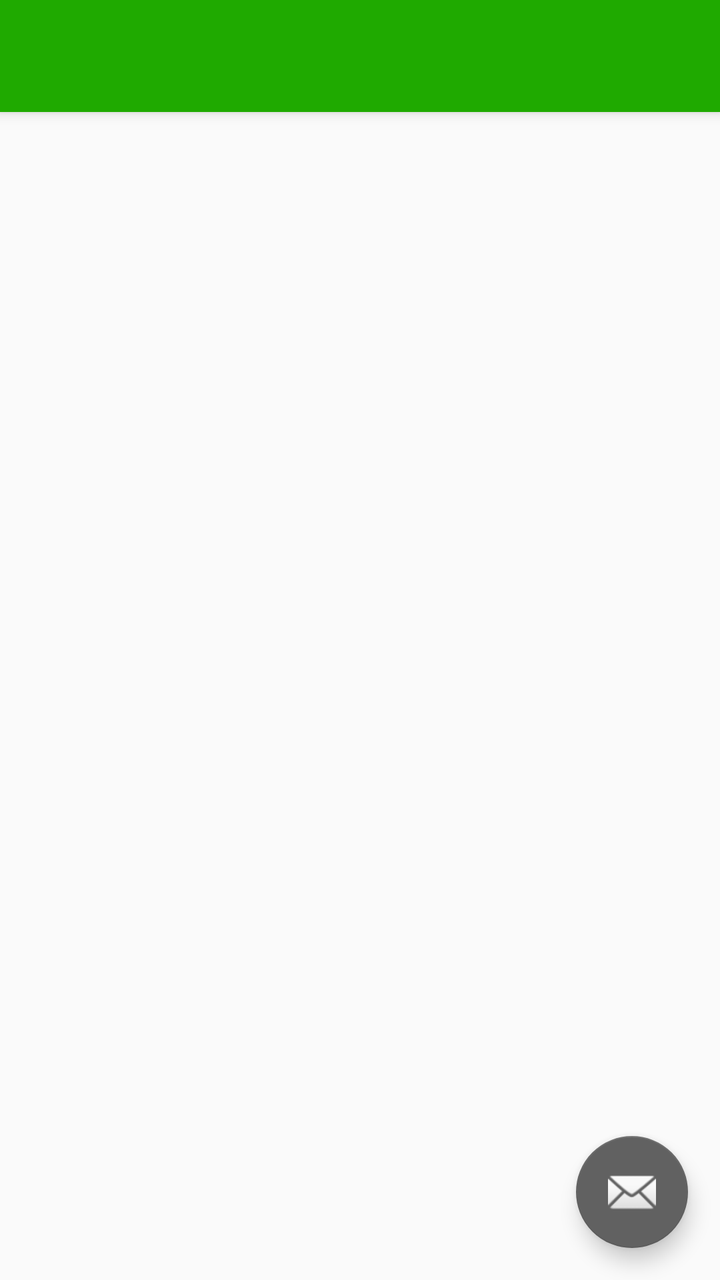
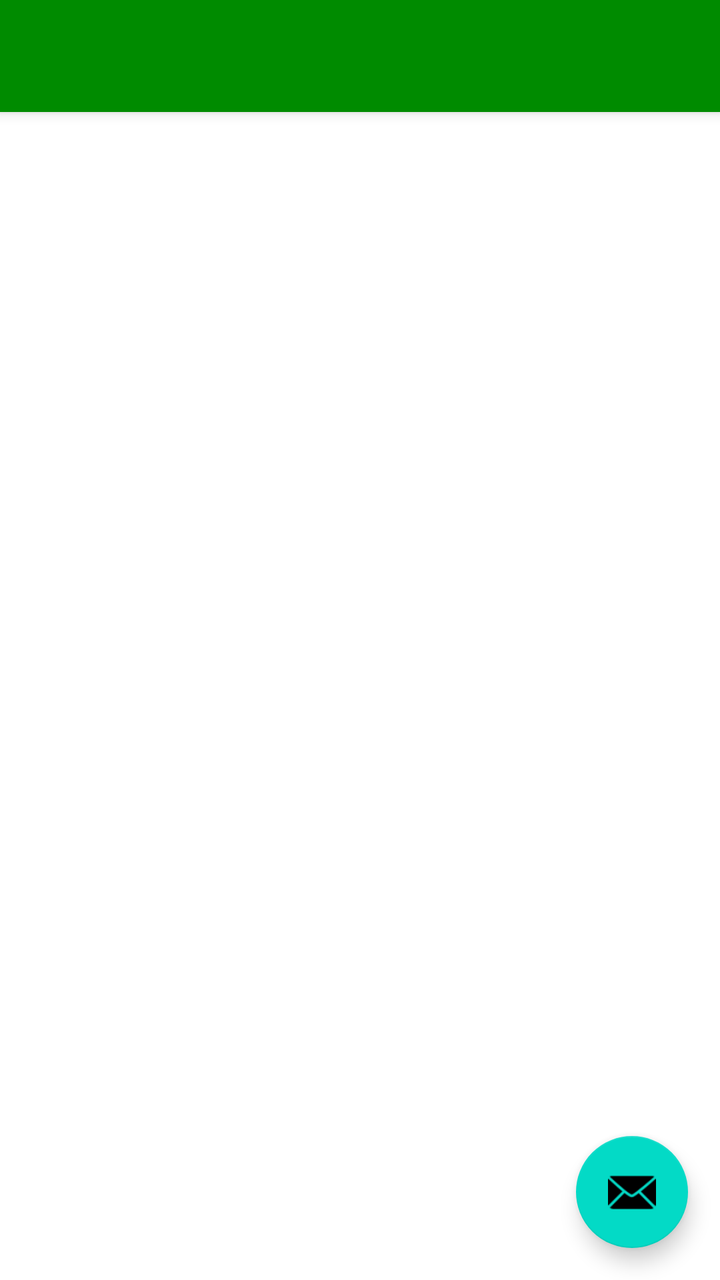

Screens rendered from an Android XML layout before and after an edit, with the pre-edit source and the edit as a unified diff.
<!-- AndroidManifest.xml: application theme AppTheme -->
<!-- res/layout/activity_nav_drawer.xml -->
<?xml version="1.0" encoding="utf-8"?>
<android.support.v4.widget.DrawerLayout xmlns:android="http://schemas.android.com/apk/res/android"
    xmlns:app="http://schemas.android.com/apk/res-auto"
    xmlns:tools="http://schemas.android.com/tools"
    android:id="@+id/drawer_layout"
    android:layout_width="match_parent"
    android:layout_height="match_parent"
    android:fitsSystemWindows="true"
    tools:openDrawer="start">

    <include
        layout="@layout/app_bar_nav_drawer"
        android:layout_width="match_parent"
        android:layout_height="match_parent" />

    <android.support.design.widget.NavigationView
        android:id="@+id/nav_view"
        android:layout_width="wrap_content"
        android:layout_height="match_parent"
        android:layout_gravity="start"
        android:fitsSystemWindows="true"
        app:headerLayout="@layout/nav_header_nav_drawer"
        app:menu="@menu/activity_nav_drawer_drawer" />

</android.support.v4.widget.DrawerLayout>
<!-- res/layout/app_bar_nav_drawer.xml (included above) -->
<?xml version="1.0" encoding="utf-8"?>
<android.support.design.widget.CoordinatorLayout xmlns:android="http://schemas.android.com/apk/res/android"
    xmlns:app="http://schemas.android.com/apk/res-auto"
    xmlns:tools="http://schemas.android.com/tools"
    android:layout_width="match_parent"
    android:layout_height="match_parent"
    tools:context=".NavDrawer">

    <android.support.design.widget.AppBarLayout
        android:layout_width="match_parent"
        android:layout_height="wrap_content"
        android:theme="@style/AppTheme.AppBarOverlay">

        <android.support.v7.widget.Toolbar
            android:id="@+id/toolbar"
            android:layout_width="match_parent"
            android:layout_height="?attr/actionBarSize"
            android:background="?attr/colorPrimary"
            app:popupTheme="@style/AppTheme.PopupOverlay" />

    </android.support.design.widget.AppBarLayout>

    <include layout="@layout/content_nav_drawer" />

    <android.support.design.widget.FloatingActionButton
        android:id="@+id/fab"
        android:layout_width="wrap_content"
        android:layout_height="wrap_content"
        android:layout_gravity="bottom|end"
        android:layout_margin="@dimen/fab_margin"
        app:srcCompat="@android:drawable/ic_dialog_email" />

</android.support.design.widget.CoordinatorLayout>
<!-- res/layout/nav_header_nav_drawer.xml (included above) -->
<?xml version="1.0" encoding="utf-8"?>
<LinearLayout xmlns:android="http://schemas.android.com/apk/res/android"
    xmlns:app="http://schemas.android.com/apk/res-auto"
    android:layout_width="match_parent"
    android:layout_height="@dimen/nav_header_height"
    android:background="@drawable/side_nav_bar"
    android:gravity="bottom"
    android:orientation="vertical"
    android:paddingLeft="@dimen/activity_horizontal_margin"
    android:paddingTop="@dimen/activity_vertical_margin"
    android:paddingRight="@dimen/activity_horizontal_margin"
    android:paddingBottom="@dimen/activity_vertical_margin"
    android:theme="@style/ThemeOverlay.AppCompat.Dark">

    <ImageView
        android:id="@+id/imageView"
        android:layout_width="wrap_content"
        android:layout_height="wrap_content"
        android:contentDescription="@string/nav_header_desc"
        android:paddingTop="@dimen/nav_header_vertical_spacing"
        app:srcCompat="@mipmap/ic_launcher_round" />

    <TextView
        android:layout_width="match_parent"
        android:layout_height="wrap_content"
        android:paddingTop="@dimen/nav_header_vertical_spacing"
        android:text="@string/nav_header_title"
        android:textAppearance="@style/TextAppearance.AppCompat.Body1" />

    <TextView
        android:id="@+id/textView"
        android:layout_width="wrap_content"
        android:layout_height="wrap_content"
        android:text="@string/nav_header_subtitle" />

</LinearLayout>
<!-- res/layout/content_nav_drawer.xml (included above) -->
<?xml version="1.0" encoding="utf-8"?>
<android.support.constraint.ConstraintLayout xmlns:android="http://schemas.android.com/apk/res/android"
    xmlns:app="http://schemas.android.com/apk/res-auto"
    xmlns:tools="http://schemas.android.com/tools"
    android:layout_width="match_parent"
    android:layout_height="match_parent"
    app:layout_behavior="@string/appbar_scrolling_view_behavior"
    tools:context=".NavDrawer"
    tools:showIn="@layout/app_bar_nav_drawer">

</android.support.constraint.ConstraintLayout>
<!-- resources referenced by this layout -->
<resources>
  <dimen name="activity_horizontal_margin">16dp</dimen>
  <dimen name="activity_vertical_margin">16dp</dimen>
  <dimen name="fab_margin">16dp</dimen>
  <dimen name="nav_header_height">176dp</dimen>
  <dimen name="nav_header_vertical_spacing">8dp</dimen>
  <!-- drawable side_nav_bar (drawable) -->
  <shape xmlns:android="http://schemas.android.com/apk/res/android"
      android:shape="rectangle">
      <gradient
          android:angle="135"
          android:centerColor="#009688"
          android:endColor="#00695C"
          android:startColor="#4DB6AC"
          android:type="linear" />
  </shape>
  <!-- mipmap ic_launcher_round (mipmap-anydpi-v26) -->
  <?xml version="1.0" encoding="utf-8"?>
  <adaptive-icon xmlns:android="http://schemas.android.com/apk/res/android">
      <background android:drawable="@color/ic_launcher_background"/>
      <foreground android:drawable="@mipmap/ic_launcher_foreground"/>
  </adaptive-icon>
  <string name="nav_header_desc">Navigation header</string>
  <string name="nav_header_subtitle">android.studio@android.com</string>
  <string name="nav_header_title">Android Studio</string>
  <style name="AppTheme.AppBarOverlay" parent="ThemeOverlay.AppCompat.Dark.ActionBar" />
  <style name="AppTheme.PopupOverlay" parent="ThemeOverlay.AppCompat.Light" />
  <style name="AppTheme" parent="Theme.AppCompat.Light.DarkActionBar">
          
          <item name="colorPrimary">@color/colorPrimary</item>
          <item name="colorPrimaryDark">@color/colorPrimaryDark</item>
          <item name="colorAccent">@color/colorAccent</item>
      </style>
  <color name="ic_launcher_background">#1BA61D</color>
  <color name="colorPrimary">#1faa00</color>
  <color name="colorPrimaryDark">#1faa00</color>
  <color name="colorAccent">#616161</color>
</resources>

<!-- the commit's change to res/layout/activity_nav_drawer.xml (unified diff, before → after) -->
@@ -1,5 +1,5 @@
 <?xml version="1.0" encoding="utf-8"?>
-<android.support.v4.widget.DrawerLayout xmlns:android="http://schemas.android.com/apk/res/android"
+<androidx.drawerlayout.widget.DrawerLayout xmlns:android="http://schemas.android.com/apk/res/android"
     xmlns:app="http://schemas.android.com/apk/res-auto"
     xmlns:tools="http://schemas.android.com/tools"
     android:id="@+id/drawer_layout"
@@ -13,7 +13,7 @@
         android:layout_width="match_parent"
         android:layout_height="match_parent" />
 
-    <android.support.design.widget.NavigationView
+    <com.google.android.material.navigation.NavigationView
         android:id="@+id/nav_view"
         android:layout_width="wrap_content"
         android:layout_height="match_parent"
@@ -22,33 +22,33 @@
         app:headerLayout="@layout/nav_header_nav_drawer"
         app:menu="@menu/activity_nav_drawer_drawer" />
 
-</android.support.v4.widget.DrawerLayout>
+</androidx.drawerlayout.widget.DrawerLayout>
 <!-- res/layout/app_bar_nav_drawer.xml (included above) -->
 <?xml version="1.0" encoding="utf-8"?>
-<android.support.design.widget.CoordinatorLayout xmlns:android="http://schemas.android.com/apk/res/android"
+<androidx.coordinatorlayout.widget.CoordinatorLayout xmlns:android="http://schemas.android.com/apk/res/android"
     xmlns:app="http://schemas.android.com/apk/res-auto"
     xmlns:tools="http://schemas.android.com/tools"
     android:layout_width="match_parent"
     android:layout_height="match_parent"
     tools:context=".NavDrawer">
 
-    <android.support.design.widget.AppBarLayout
+    <com.google.android.material.appbar.AppBarLayout
         android:layout_width="match_parent"
         android:layout_height="wrap_content"
         android:theme="@style/AppTheme.AppBarOverlay">
 
-        <android.support.v7.widget.Toolbar
+        <androidx.appcompat.widget.Toolbar
             android:id="@+id/toolbar"
             android:layout_width="match_parent"
             android:layout_height="?attr/actionBarSize"
             android:background="?attr/colorPrimary"
             app:popupTheme="@style/AppTheme.PopupOverlay" />
 
-    </android.support.design.widget.AppBarLayout>
+    </com.google.android.material.appbar.AppBarLayout>
 
     <include layout="@layout/content_nav_drawer" />
 
-    <android.support.design.widget.FloatingActionButton
+    <com.google.android.material.floatingactionbutton.FloatingActionButton
         android:id="@+id/fab"
         android:layout_width="wrap_content"
         android:layout_height="wrap_content"
@@ -56,7 +56,7 @@
         android:layout_margin="@dimen/fab_margin"
         app:srcCompat="@android:drawable/ic_dialog_email" />
 
-</android.support.design.widget.CoordinatorLayout>
+</androidx.coordinatorlayout.widget.CoordinatorLayout>
 <!-- res/layout/nav_header_nav_drawer.xml (included above) -->
 <?xml version="1.0" encoding="utf-8"?>
 <LinearLayout xmlns:android="http://schemas.android.com/apk/res/android"
@@ -96,7 +96,7 @@
 </LinearLayout>
 <!-- res/layout/content_nav_drawer.xml (included above) -->
 <?xml version="1.0" encoding="utf-8"?>
-<android.support.constraint.ConstraintLayout xmlns:android="http://schemas.android.com/apk/res/android"
+<androidx.constraintlayout.widget.ConstraintLayout xmlns:android="http://schemas.android.com/apk/res/android"
     xmlns:app="http://schemas.android.com/apk/res-auto"
     xmlns:tools="http://schemas.android.com/tools"
     android:layout_width="match_parent"
@@ -105,4 +105,4 @@
     tools:context=".NavDrawer"
     tools:showIn="@layout/app_bar_nav_drawer">
 
-</android.support.constraint.ConstraintLayout>
+</androidx.constraintlayout.widget.ConstraintLayout>
<!-- resource entries referenced after the edit -->
@@ -24,17 +24,20 @@
   <string name="nav_header_desc">Navigation header</string>
   <string name="nav_header_subtitle">android.studio@android.com</string>
   <string name="nav_header_title">Android Studio</string>
-  <style name="AppTheme.AppBarOverlay" parent="ThemeOverlay.AppCompat.Dark.ActionBar" />
+  <style name="AppTheme.AppBarOverlay" parent="ThemeOverlay.AppCompat.Dark.ActionBar">
+  
+      </style>
   <style name="AppTheme.PopupOverlay" parent="ThemeOverlay.AppCompat.Light" />
-  <style name="AppTheme" parent="Theme.AppCompat.Light.DarkActionBar">
+  <style name="AppTheme" parent="Theme.MaterialComponents.Light">
           
           <item name="colorPrimary">@color/colorPrimary</item>
           <item name="colorPrimaryDark">@color/colorPrimaryDark</item>
           <item name="colorAccent">@color/colorAccent</item>
+          <item name="statusBarBackground">@color/colorAccent</item>
       </style>
   <color name="ic_launcher_background">#1BA61D</color>
-  <color name="colorPrimary">#1faa00</color>
-  <color name="colorPrimaryDark">#1faa00</color>
-  <color name="colorAccent">#616161</color>
+  <color name="colorPrimary">#008b00</color>
+  <color name="colorPrimaryDark">#00b248</color>
+  <color name="colorAccent">#008b00</color>
 </resources>
 
